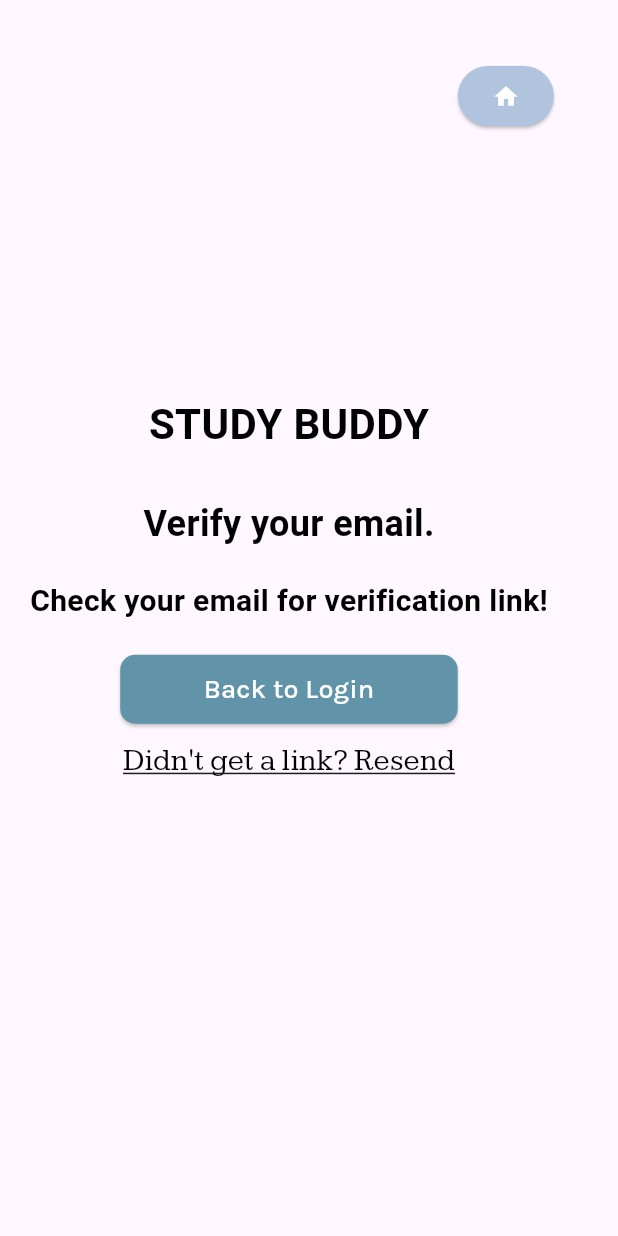
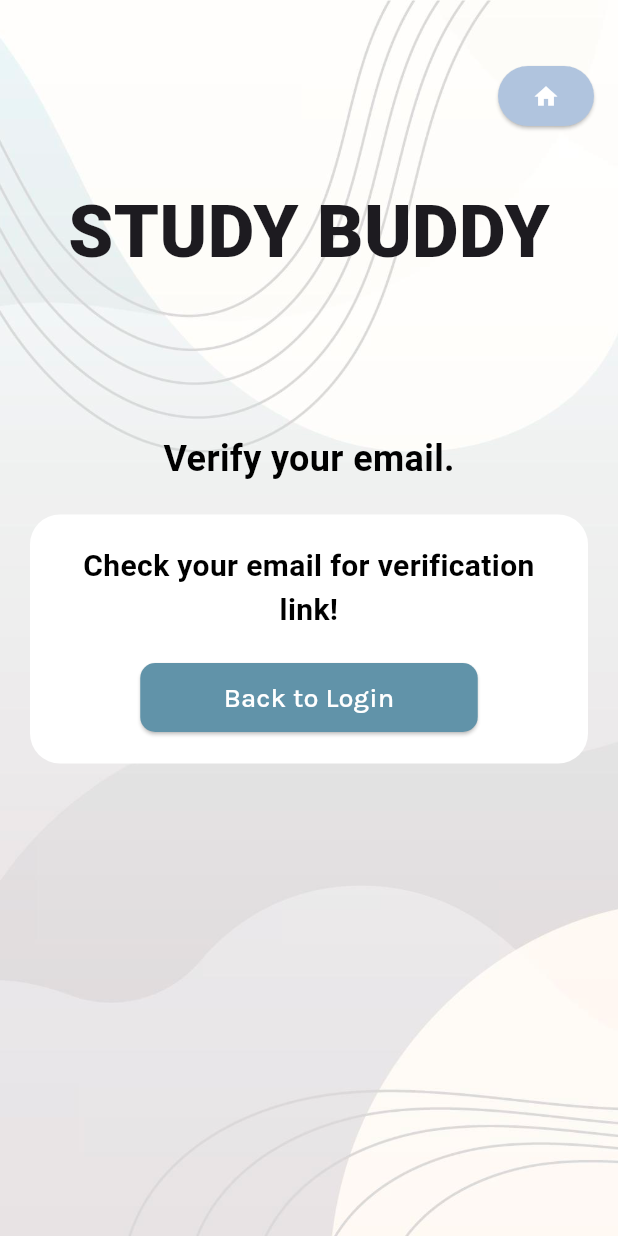
Before and after one commit to nsanchez9009/team24-frontend, a Flutter app: the EmailVerification screen opened directly, on a phone screen of 412 x 824 dp. Run offline on Flutter 3.47's test engine with Material 3 defaults, Android fonts, the light colour scheme and no system bars; our stand-ins replace socket_io_client; accounts and stored records are empty; Roboto replaces fonts that are missing (Akatab-Bold.ttf).

Commit message:
ui finishing touches, mobile app is fully working!

```diff
--- a/lib/screens/email_verification.dart
+++ b/lib/screens/email_verification.dart
@@ -10,20 +10,30 @@ class EmailVerification extends StatelessWidget {
     return Scaffold(
       body: Stack(
         children: [
+          Container(
+          decoration: const BoxDecoration(
+            image: DecorationImage(
+              image: AssetImage('assets/images/background.jpg'),
+              fit: BoxFit.cover,
+            ),
+          ),
+        ),
           Padding(
             padding: const EdgeInsets.all(20.0),
             child: Column(
-              mainAxisAlignment: MainAxisAlignment.center,
+              mainAxisAlignment: MainAxisAlignment.start,
+              crossAxisAlignment: CrossAxisAlignment.center,
               children: [
+                const SizedBox(height: 100),
                 const Text(
                     'STUDY BUDDY',
                     style: TextStyle(
-                    fontSize: 28,
-                    fontWeight: FontWeight.bold,
-                    color: Colors.black,
+                      fontFamily: 'Akatab-Bold.ttf',
+                      fontWeight: FontWeight.w900,
+                      fontSize: 48,
                     ),
                   ),
-                const SizedBox(height: 30),
+                const SizedBox(height: 100),
                 const Text(
                   'Verify your email.',
                   style: TextStyle(
@@ -33,29 +43,36 @@ class EmailVerification extends StatelessWidget {
                   ),
                 ),
                 const SizedBox(height: 20),
+                Container(
+  decoration: BoxDecoration(
+    borderRadius: BorderRadius.circular(20), // Rounded edges
+    color: Colors.white,
+  ),
+  padding: const EdgeInsets.all(20), // Padding inside the container
+  child: Column(
+    mainAxisAlignment: MainAxisAlignment.center,
+    children: [
       const Text(
         'Check your email for verification link!',
         style: TextStyle(
           fontSize: 20,
           fontWeight: FontWeight.bold,
-                      color: Colors.black),
+          color: Colors.black,
+        ),
+        textAlign: TextAlign.center, // Center the text
       ),
       const SizedBox(height: 20),
       SizedBox(
         width: 225, // Set a fixed width for the buttons
         child: ElevatedButton(
           onPressed: () {
-
-                      // code that goes to login page, delete above scaffold messenger
-
             Navigator.push(
               context,
-                        MaterialPageRoute(
-                            builder: (context) => LoginState()),
+              MaterialPageRoute(builder: (context) => LoginState()),
             );
           },
           style: ElevatedButton.styleFrom(
-                      backgroundColor: Color(0xFF6193A9),
+            backgroundColor: const Color(0xFF6193A9),
             padding: const EdgeInsets.symmetric(
                 horizontal: 50, vertical: 10),
             shape: RoundedRectangleBorder(
@@ -72,27 +89,10 @@ class EmailVerification extends StatelessWidget {
           ),
         ),
       ),
-                TextButton(
-                  onPressed: () {
-                    // Logic to ask backend to send another email
-                    ScaffoldMessenger.of(context).showSnackBar(
-                      const SnackBar(
-                          content: Text('New link sent, check your email!')),
-                    );
-                  },
-                  child: Container(
-                    child: const Text(
-                      "Didn't get a link? Resend",
-                      style: TextStyle(
-                        color: Colors.black,
-                        fontSize: 20,
-                        fontFamily: 'Kameron',
-                        decoration: TextDecoration.underline,
+    ],
   ),
-                    ),
-                  ),
-                ),
-                const SizedBox(height: 30),
+)
+,
               ],
             ),
           ),
--- a/lib/screens/signup_screen.dart
+++ b/lib/screens/signup_screen.dart
@@ -210,7 +210,6 @@ class SignupScreen extends State<SignupScreenState> {
                                 child: TextFormField(
                                   controller: _emailController,
                                   validator: validateEmail,
-                                  obscureText: true,
                                   decoration: InputDecoration(
                                       prefixIcon: Icon(Icons.email),
                                       labelText: 'email',
```
Also changed, not shown: lib/screens/home_screen.dart (+15 -3 lines), lib/screens/lobbylist_page.dart (+15 -23 lines), 1 other file. Lines whose indentation alone changed are shown as unchanged.
